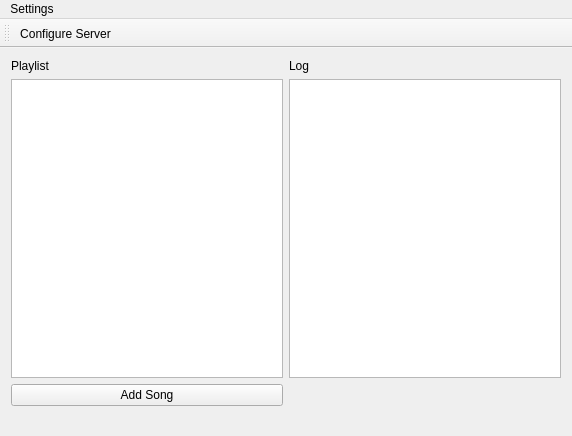
Before: the Qt Designer form Server/Server/application.ui in filipgutica/COMP4985_CommAudio, drawn with Qt 5.
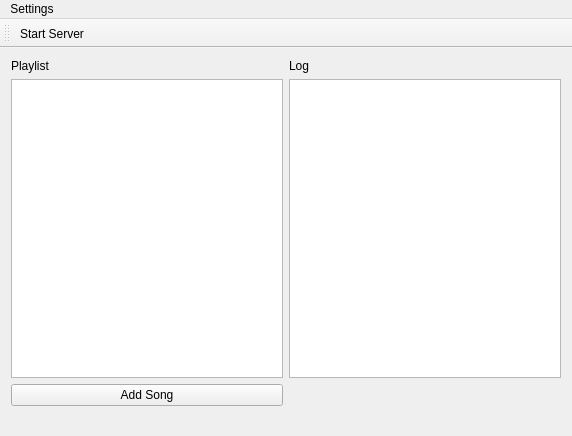
After: the same form once the commit is applied.

Diff of the .ui file:
```diff
--- a/Server/Server/application.ui
+++ b/Server/Server/application.ui
@@ -81,7 +81,7 @@
   </widget>
   <action name="actionConfigure">
    <property name="text">
-    <string>Configure Server</string>
+    <string>Start Server</string>
    </property>
   </action>
  </widget>
```
